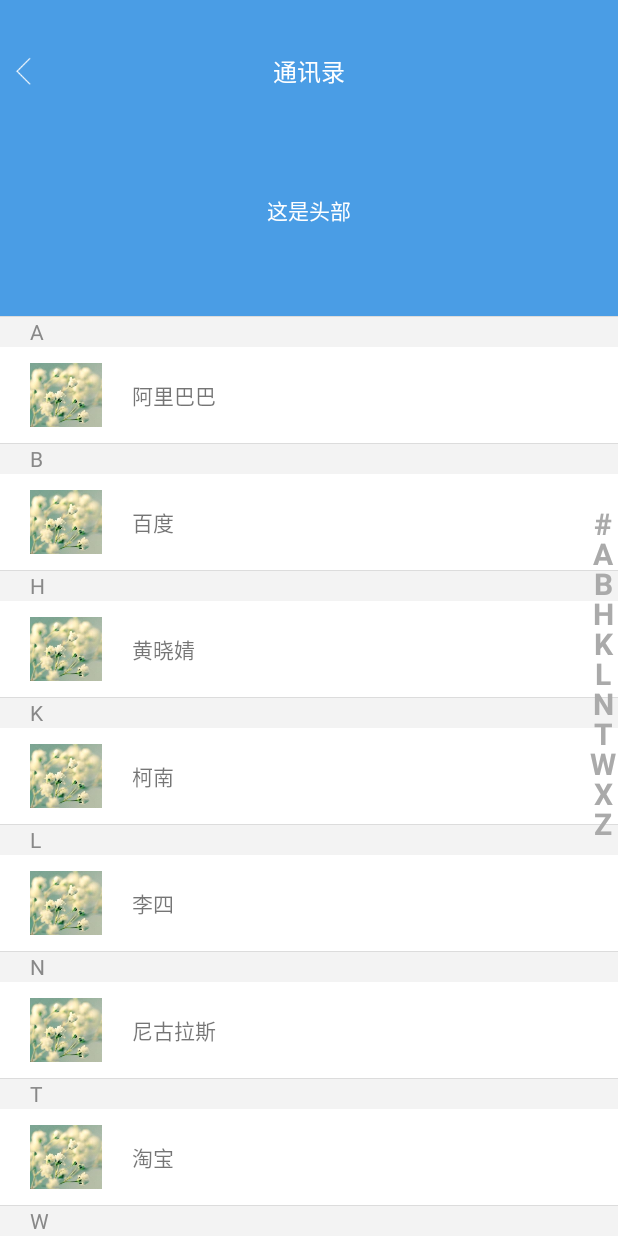
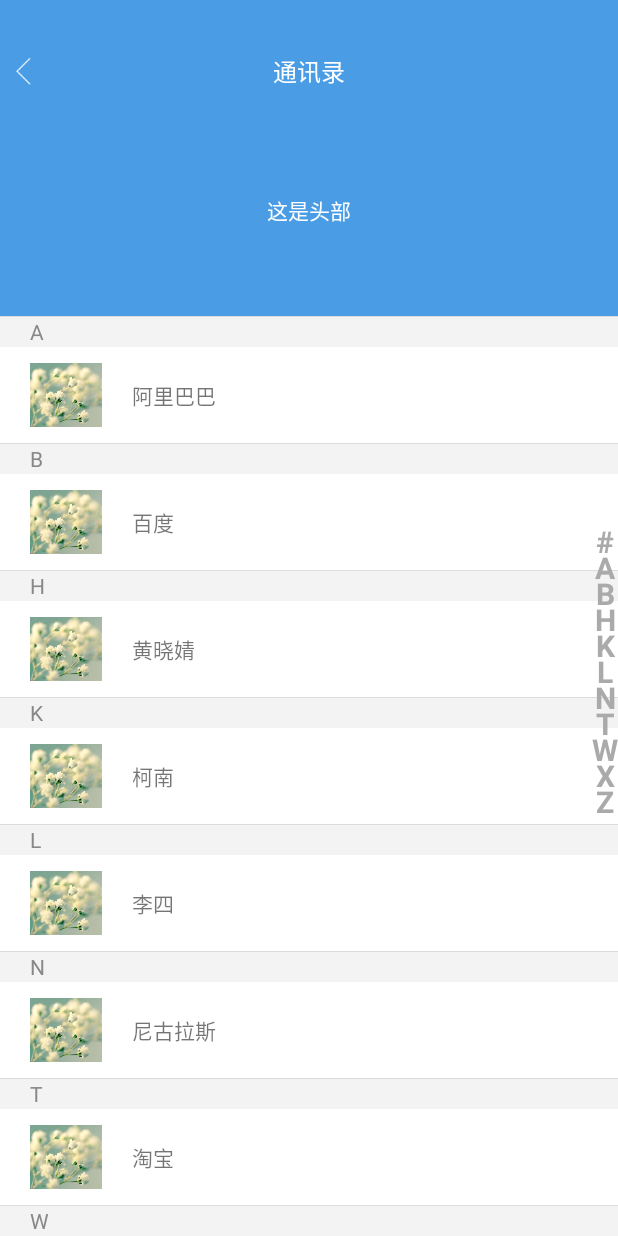
Before and after one commit to psvmc/ZJLearnAndroid, an Android app: the UserbookActivity screen opened directly, with no data from a screen before it, on a phone screen of 412 x 824 dp. Run offline under Robolectric (Android 15) with nearby library versions, the phone set to English and light mode, and no system bars.

Commit message:
通讯录更新

```diff
--- a/app/src/main/java/cn/psvmc/zjlearnandroid/DemoUserbook/QuickAlphabeticBar.java
+++ b/app/src/main/java/cn/psvmc/zjlearnandroid/DemoUserbook/QuickAlphabeticBar.java
@@ -16,6 +16,7 @@ import android.os.Handler;
 import android.support.v7.widget.RecyclerView;
 import android.util.AttributeSet;
 
+import android.util.Log;
 import android.view.MotionEvent;
 import android.view.View;
 
@@ -29,10 +30,12 @@ import android.widget.TextView;
  * @author psvmc
  */
 public class QuickAlphabeticBar extends android.support.v7.widget.AppCompatImageButton {
-    //String TAG = "QuickAlphabeticBar";
-    private TextView mDialogText; // 中间显示字母的文本框
+    String TAG = "QuickAlphabeticBar";
+    private TextView mDialogTextView; // 中间显示字母的文本框
     private Handler mHandler; // 处理UI的句柄
-    private RecyclerView recyclerView; // 列表
+    private RecyclerView mRecyclerView; // 列表
+    private int mFontSize = 17;
+    boolean mShowAllIndex = false;
 
     Context mContext;
     // 字母列表索引
@@ -60,24 +63,29 @@ public class QuickAlphabeticBar extends android.support.v7.widget.AppCompatImage
         mContext = context;
     }
 
-    // 初始化
-    public void init() {
+    /**
+     *  初始化
+     * @param recyclerView recyclerView
+     * @param mDialogText mDialogText
+     * @param showAllIndex 收否显示所有的Index
+     * @param fontSize 文字的大小
+     */
+    public void init(RecyclerView recyclerView,TextView mDialogText,boolean showAllIndex,int fontSize) {
+        this.mRecyclerView = recyclerView;
+
+        this.mDialogTextView = mDialogText;
+        mDialogText.setVisibility(View.INVISIBLE);
+
+        mShowAllIndex = showAllIndex;
+        mFontSize = fontSize;
         mHandler = new Handler();
     }
 
-    public void setDialogText(TextView mDialogText) {
-        this.mDialogText = mDialogText;
-        mDialogText.setVisibility(View.INVISIBLE);
-    }
-
-    // 设置需要索引的列表
-    public void setListView(RecyclerView mList) {
-        this.recyclerView = mList;
-    }
 
     // 设置字母索引哈希表
     public void setSectionIndex(HashMap<String, Integer> sectionIndex) {
         this.sectionIndex = sectionIndex;
+        if(!this.mShowAllIndex){
             Set<String> keys = sectionIndex.keySet();
             List<String> keyList = new ArrayList<String>();
             keyList.addAll(keys);
@@ -86,6 +94,8 @@ public class QuickAlphabeticBar extends android.support.v7.widget.AppCompatImage
             for (int i = 0; i < keyList.size(); i++) {
                 letters[i] = keyList.get(i);
             }
+        }
+
     }
 
     @Override
@@ -98,11 +108,21 @@ public class QuickAlphabeticBar extends android.support.v7.widget.AppCompatImage
 
         if (selectIndex > -1 && selectIndex < letters.length) { // 防止越界
             String key = letters[selectIndex];
-            mDialogText.setText(key);
+            if(null != mDialogTextView){
+                mDialogTextView.setText(key);
+            }else{
+                Log.e(TAG, " 未设置mDialogTextView");
+            }
+
             if (null != sectionIndex) {
                 if (sectionIndex.containsKey(key)) {
                     int pos = sectionIndex.get(key);
-                    moveToPosition(recyclerView, pos);
+                    if(null != mRecyclerView){
+                        moveToPosition(mRecyclerView, pos);
+                    }else{
+                        Log.e(TAG, " 未设置recyclerView");
+                    }
+
                 }
             }
         }
@@ -120,8 +140,8 @@ public class QuickAlphabeticBar extends android.support.v7.widget.AppCompatImage
 
                         @Override
                         public void run() {
-                            if (mDialogText != null && mDialogText.getVisibility() == View.INVISIBLE) {
-                                mDialogText.setVisibility(VISIBLE);
+                            if (mDialogTextView != null && mDialogTextView.getVisibility() == View.INVISIBLE) {
+                                mDialogTextView.setVisibility(VISIBLE);
                             }
                         }
                     });
@@ -143,9 +163,9 @@ public class QuickAlphabeticBar extends android.support.v7.widget.AppCompatImage
 
                         @Override
                         public void run() {
-                            if (mDialogText != null
-                                    && mDialogText.getVisibility() == View.VISIBLE) {
-                                mDialogText.setVisibility(INVISIBLE);
+                            if (mDialogTextView != null
+                                    && mDialogTextView.getVisibility() == View.VISIBLE) {
+                                mDialogTextView.setVisibility(INVISIBLE);
                             }
                         }
                     });
@@ -210,17 +230,17 @@ public class QuickAlphabeticBar extends android.support.v7.widget.AppCompatImage
     protected void onMeasure(int widthMeasureSpec, int heightMeasureSpec) {
         super.onMeasure(widthMeasureSpec, heightMeasureSpec);
         // 获取宽-测量规则的模式和大小
-        int widthMode = MeasureSpec.getMode(widthMeasureSpec);
+        //int widthMode = MeasureSpec.getMode(widthMeasureSpec);
         int widthSize = MeasureSpec.getSize(widthMeasureSpec);
 
         // 获取高-测量规则的模式和大小
-        int heightMode = MeasureSpec.getMode(heightMeasureSpec);
+        //int heightMode = MeasureSpec.getMode(heightMeasureSpec);
         int heightSize = MeasureSpec.getSize(heightMeasureSpec);
 
         // 设置wrap_content的默认宽 / 高值
         // 默认宽/高的设定并无固定依据,根据需要灵活设置
         // 类似TextView,ImageView等针对wrap_content均在onMeasure()对设置默认宽 / 高值有特殊处理,具体读者可以自行查看
-        int sigleHeight = dip2px(mContext, 20);
+        int sigleHeight = dip2px(mContext, mFontSize);
         int mWidth = sigleHeight;
         int mHeight = sigleHeight * letters.length;
 
--- a/app/src/main/java/cn/psvmc/zjlearnandroid/DemoUserbook/UserbookActivity.java
+++ b/app/src/main/java/cn/psvmc/zjlearnandroid/DemoUserbook/UserbookActivity.java
@@ -33,7 +33,7 @@ public class UserbookActivity extends AppCompatActivity implements UserbookListA
     private List<UserbookItemModel> mDatas = new ArrayList<>();
 
     private QuickAlphabeticBar quickAlphabeticBar;
-    private TextView mDialogText;
+    private TextView mDialogTextView;
 
 
     @Override
@@ -87,10 +87,8 @@ public class UserbookActivity extends AppCompatActivity implements UserbookListA
 
     private void initQuickBar() {
         quickAlphabeticBar = (QuickAlphabeticBar) findViewById(R.id.fast_scroller);
-        mDialogText = (TextView) findViewById(R.id.dialogTextView);
-        quickAlphabeticBar.init();
-        quickAlphabeticBar.setDialogText(mDialogText);
-        quickAlphabeticBar.setListView(mRecyclerView);
+        mDialogTextView = (TextView) findViewById(R.id.dialogTextView);
+        quickAlphabeticBar.init(mRecyclerView,mDialogTextView,false,17);
     }
 
     private void reloadData() {
```
Lines whose indentation alone changed are shown as unchanged.
